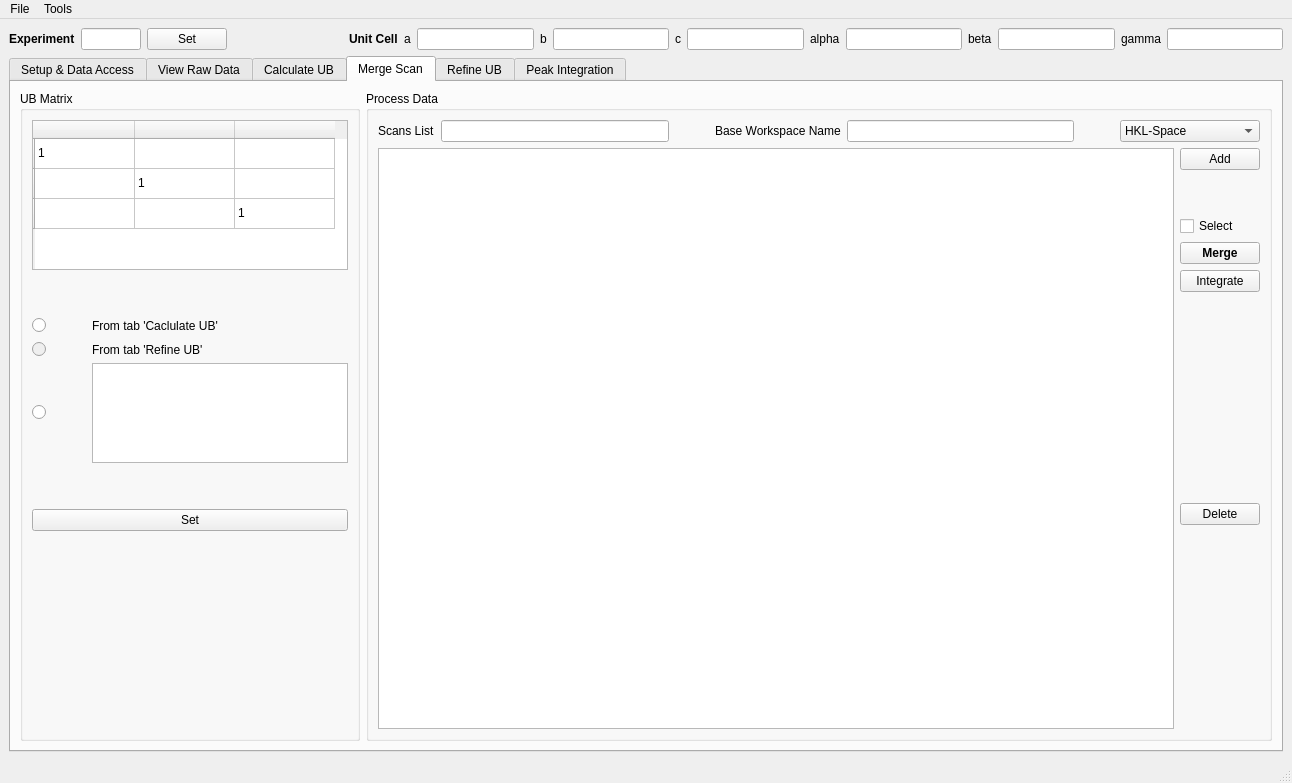
Before: the Qt Designer form scripts/HFIR_4Circle_Reduction/MainWindow.ui in mantidproject/mantid, drawn with Qt 5.
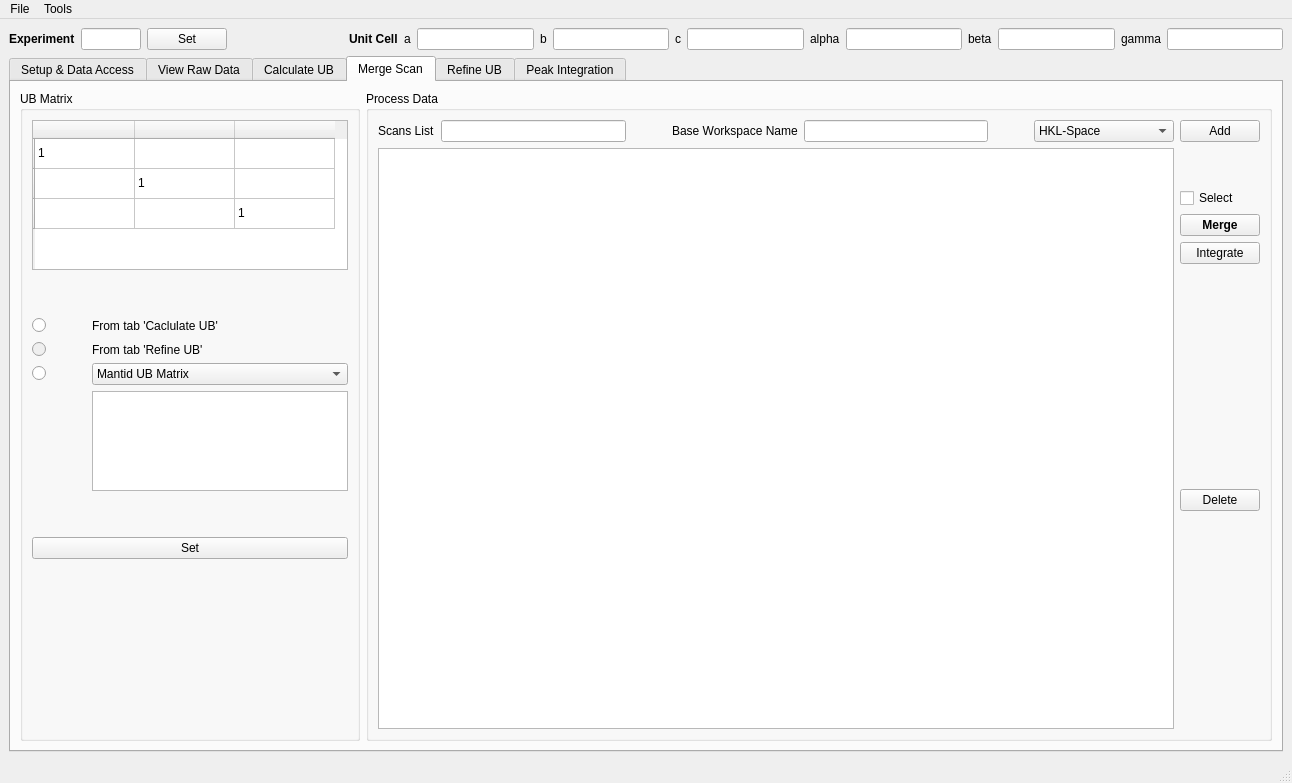
After: the same form once the commit is applied. The open tabs and pages were chosen to show the change. Custom widgets are drawn as their Qt base class.

Commit message: Refs #14031. Solved some issues with peak integration GUI workflow.

```diff
--- a/scripts/HFIR_4Circle_Reduction/MainWindow.ui
+++ b/scripts/HFIR_4Circle_Reduction/MainWindow.ui
@@ -1613,7 +1613,7 @@
                    </property>
                   </widget>
                  </item>
-                 <item row="3" column="2">
+                 <item row="4" column="2">
                   <widget class="QPlainTextEdit" name="plainTextEdit_ubInput">
                    <property name="sizePolicy">
                     <sizepolicy hsizetype="Preferred" vsizetype="Minimum">
@@ -1629,16 +1629,29 @@
                    </property>
                   </widget>
                  </item>
+                 <item row="4" column="0">
+                  <layout class="QVBoxLayout" name="verticalLayout_15"/>
+                 </item>
+                 <item row="3" column="2">
+                  <widget class="QComboBox" name="comboBox_ubOption">
+                   <item>
+                    <property name="text">
+                     <string>Mantid UB Matrix</string>
+                    </property>
+                   </item>
+                   <item>
+                    <property name="text">
+                     <string>SPICE UB Matrix</string>
+                    </property>
+                   </item>
+                  </widget>
+                 </item>
                  <item row="3" column="0">
-                  <layout class="QVBoxLayout" name="verticalLayout_15">
-                   <item>
-                    <widget class="QRadioButton" name="radioButton_ubFromList">
-                     <property name="text">
-                      <string/>
-                     </property>
-                    </widget>
-                   </item>
-                  </layout>
+                  <widget class="QRadioButton" name="radioButton_ubFromList">
+                   <property name="text">
+                    <string/>
+                   </property>
+                  </widget>
                  </item>
                 </layout>
                </item>
@@ -1778,6 +1791,16 @@
                    </property>
                   </spacer>
                  </item>
+                 <item row="0" column="7">
+                  <widget class="QPushButton" name="pushButton_addScanSliceView">
+                   <property name="toolTip">
+                    <string>&lt;html&gt;&lt;head/&gt;&lt;body&gt;&lt;p&gt;Add the selected scans and Pts for merging to table&lt;/p&gt;&lt;/body&gt;&lt;/html&gt;</string>
+                   </property>
+                   <property name="text">
+                    <string>Add</string>
+                   </property>
+                  </widget>
+                 </item>
                 </layout>
                </item>
                <item>
@@ -1791,16 +1814,6 @@
                  </item>
                  <item>
                   <layout class="QVBoxLayout" name="verticalLayout_18">
-                   <item>
-                    <widget class="QPushButton" name="pushButton_addScanSliceView">
-                     <property name="toolTip">
-                      <string>&lt;html&gt;&lt;head/&gt;&lt;body&gt;&lt;p&gt;Add the selected scans and Pts for merging to table&lt;/p&gt;&lt;/body&gt;&lt;/html&gt;</string>
-                     </property>
-                     <property name="text">
-                      <string>Add</string>
-                     </property>
-                    </widget>
-                   </item>
                    <item>
                     <spacer name="verticalSpacer_17">
                      <property name="orientation">
```
Left out of the diff: 26 changed lines with no effect on the pictures. The commit also changes 4 other files.
